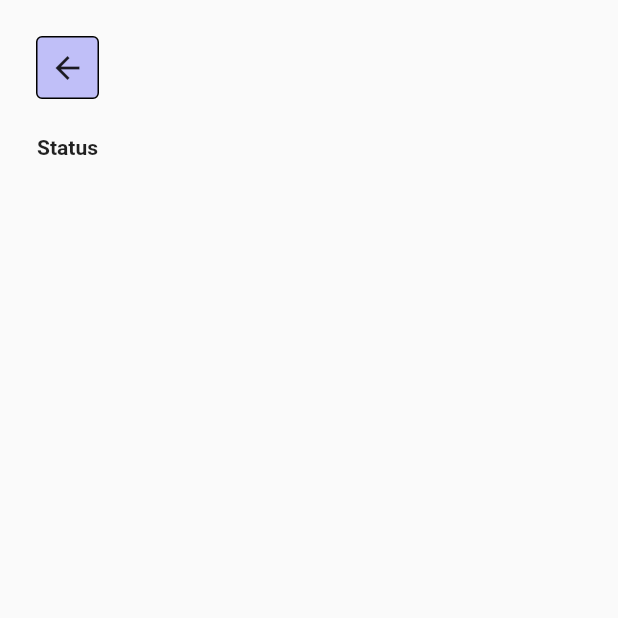
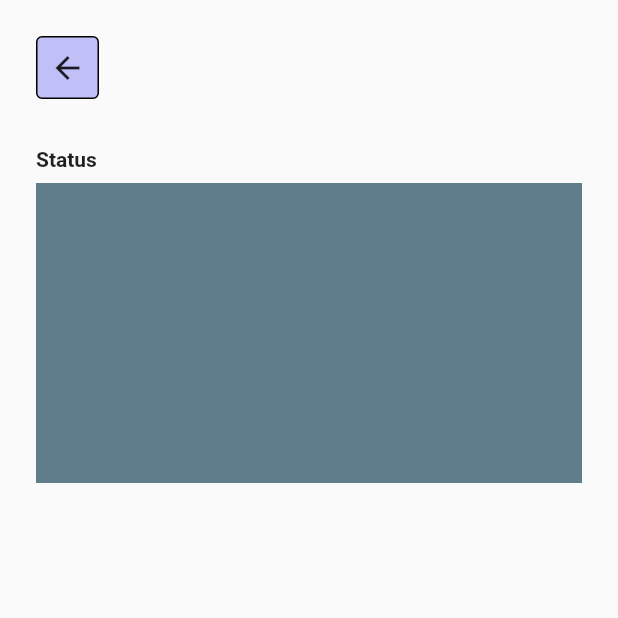
Before and after one commit to JAICHANGPARK/flutter_notebook_20th_story, a Flutter app: the DeliveryStatusPage screen opened directly, on a phone screen of 412 x 824 dp, the top half of it. Run offline on Flutter 3.47's test engine with Material 2 defaults, Android fonts, the phone set to English and light mode, and no system bars; our stand-ins replace badges, dotted_border, dotted_line, ionicons.

Commit message:
Update delivery_status_page.dart

```diff
--- a/lib/ep_1157_delivery_app/src/ui/delivery_status_page.dart
+++ b/lib/ep_1157_delivery_app/src/ui/delivery_status_page.dart
@@ -17,6 +17,7 @@ class _DeliveryStatusPageState extends State<DeliveryStatusPage> {
         child: Padding(
           padding: const EdgeInsets.all(24.0),
           child: Column(
+            crossAxisAlignment: CrossAxisAlignment.start,
             children: [
               Container(
                 decoration: BoxDecoration(
@@ -34,12 +35,21 @@ class _DeliveryStatusPageState extends State<DeliveryStatusPage> {
               SizedBox(
                 height: 24,
               ),
-              Text(
-                "Status",
-                style: TextStyle(
-                  fontWeight: FontWeight.bold,
+              Padding(
+                padding: EdgeInsets.symmetric(vertical: 8),
+                child: Text(
+                  "Status",
+                  style: TextStyle(
+                    fontWeight: FontWeight.bold,
+                  ),
                 ),
               ),
+              Container(
+                height: 200,
+                decoration: BoxDecoration(
+                  color: Colors.blueGrey,
+                ),
+              )
             ],
           ),
         ),
```
